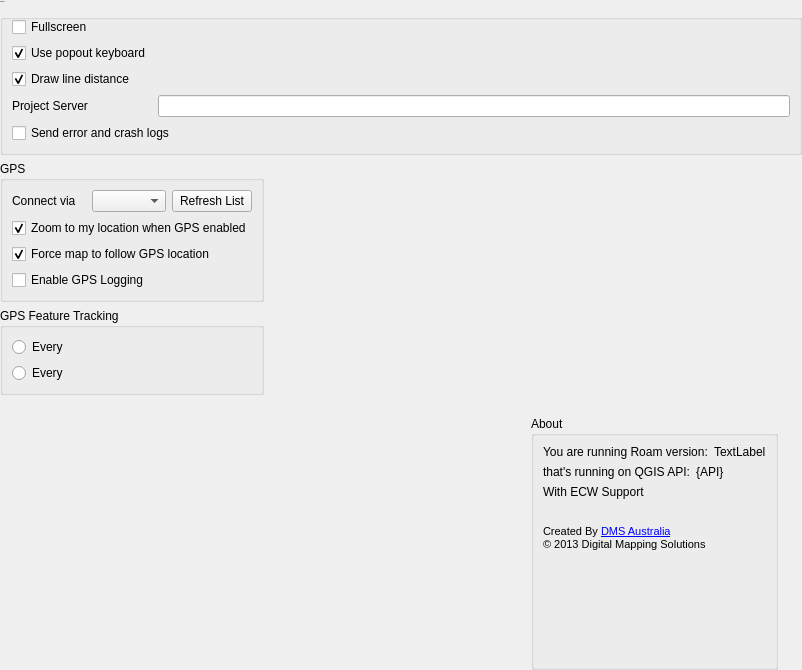
Old version of the form src/roam/ui/ui_settings.ui in the repository roam-qgis/Roam.
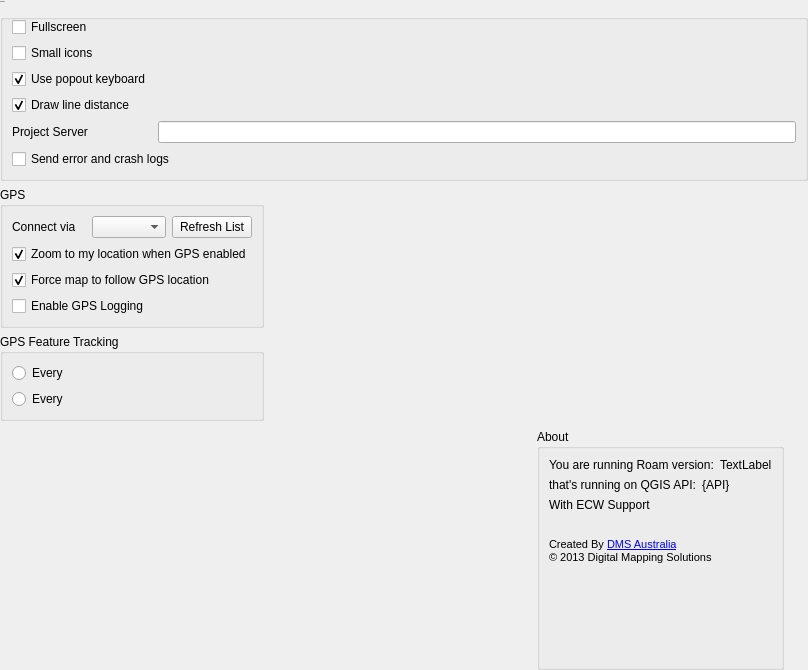
New version of the form. Icons and pictures are not drawn. Custom widgets are drawn as their Qt base class.

Commit message: [FEATURE] - Add small mode switch for icons

Patch:
```diff
--- a/src/roam/ui/ui_settings.ui
+++ b/src/roam/ui/ui_settings.ui
@@ -6,7 +6,7 @@
    <rect>
     <x>0</x>
     <y>0</y>
-    <width>802</width>
+    <width>808</width>
     <height>670</height>
    </rect>
   </property>
@@ -192,7 +192,7 @@
         </property>
        </widget>
       </item>
-      <item row="1" column="0">
+      <item row="2" column="0">
        <widget class="QCheckBox" name="keyboardCheck">
         <property name="text">
          <string>Use popout keyboard</string>
@@ -202,7 +202,7 @@
         </property>
        </widget>
       </item>
-      <item row="2" column="0">
+      <item row="3" column="0">
        <widget class="QCheckBox" name="distanceCheck">
         <property name="text">
          <string>Draw line distance</string>
@@ -212,23 +212,30 @@
         </property>
        </widget>
       </item>
-      <item row="3" column="0">
+      <item row="4" column="0">
        <widget class="QLabel" name="label_7">
         <property name="text">
          <string>Project Server</string>
         </property>
        </widget>
       </item>
-      <item row="3" column="1">
+      <item row="4" column="1">
        <widget class="QLineEdit" name="updateServerEdit"/>
       </item>
-      <item row="4" column="0" colspan="2">
+      <item row="5" column="0" colspan="2">
        <widget class="QCheckBox" name="errorReportCheck">
         <property name="text">
          <string>Send error and crash logs</string>
         </property>
        </widget>
       </item>
+      <item row="1" column="0">
+       <widget class="QCheckBox" name="smallModeCheck">
+        <property name="text">
+         <string>Small icons</string>
+        </property>
+       </widget>
+      </item>
      </layout>
     </widget>
    </item>
```
Left out of the diff: 11 changed lines with no effect on the pictures. The commit also changes 3 other files.
